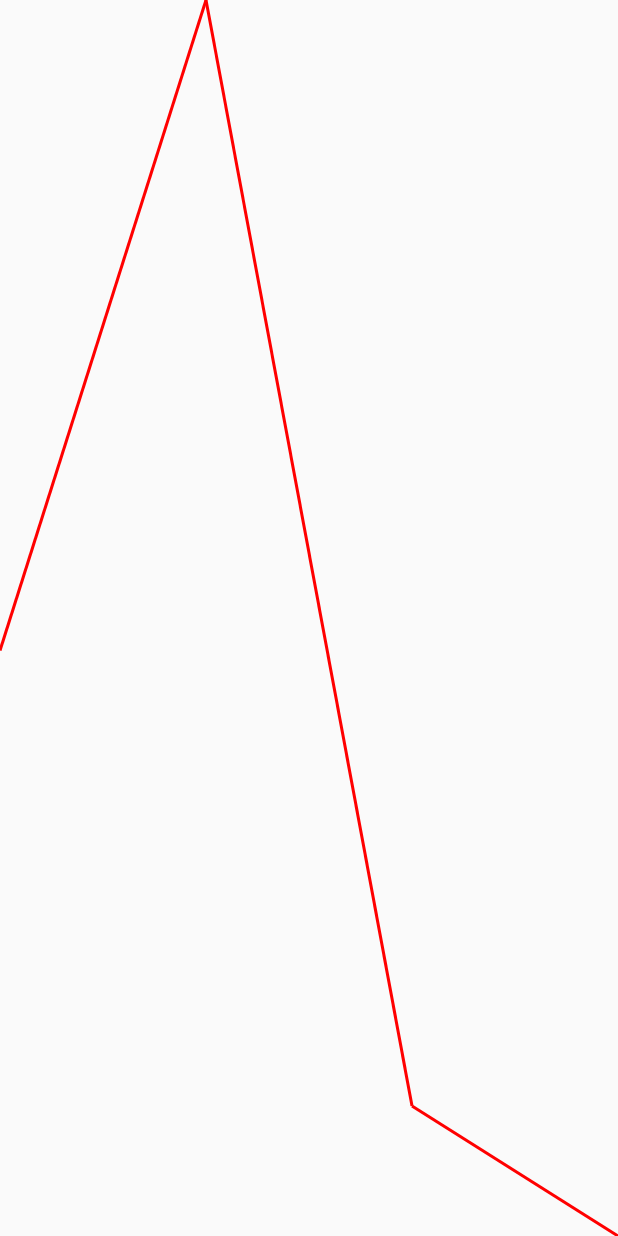
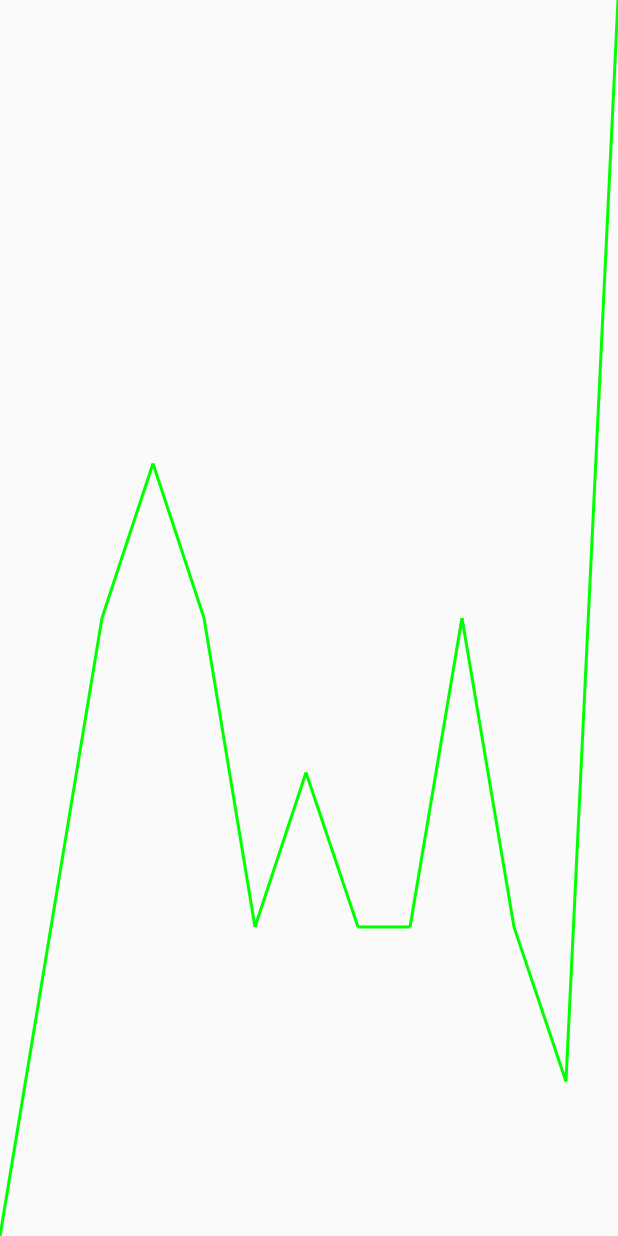
Before and after one commit to SaiDheerajPeketi/Major-Project-Android, an Android app built with Jetpack Compose: the LiveDataActivity screen opened directly, with no data from a screen before it, on a phone screen of 412 x 824 dp. Run offline under Robolectric (Android 15) with nearby library versions, the phone set to English and light mode, and no system bars.

Commit message:
Add Loop Data

```diff
--- a/app/src/main/AndroidManifest.xml
+++ b/app/src/main/AndroidManifest.xml
@@ -1,6 +1,8 @@
 <?xml version="1.0" encoding="utf-8"?>
 <manifest xmlns:android="http://schemas.android.com/apk/res/android"
     xmlns:tools="http://schemas.android.com/tools">
+
+    <uses-permission android:name="android.permission.INTERNET" />
 
     <application
         android:allowBackup="true"
--- /dev/null
+++ b/app/src/main/java/com/invincible/miniproject/ApiInterface.kt
@@ -0,0 +1,11 @@
+package com.invincible.miniproject
+
+import retrofit2.Call
+import retrofit2.http.GET
+
+interface ApiInterface {
+
+    @GET("response")
+    fun getLatestEntry(): Call<ResponseDataClass>
+
+}
--- a/app/src/main/java/com/invincible/miniproject/LiveDataActivity.kt
+++ b/app/src/main/java/com/invincible/miniproject/LiveDataActivity.kt
@@ -1,6 +1,7 @@
 package com.invincible.miniproject
 
 import android.os.Bundle
+import android.util.Log
 import androidx.activity.ComponentActivity
 import androidx.activity.compose.setContent
 import androidx.compose.foundation.Canvas
@@ -11,50 +12,96 @@ import androidx.compose.material3.MaterialTheme
 import androidx.compose.material3.Surface
 import androidx.compose.material3.Text
 import androidx.compose.runtime.Composable
+import androidx.compose.runtime.LaunchedEffect
+import androidx.compose.runtime.getValue
+import androidx.compose.runtime.remember
 import androidx.compose.ui.Modifier
 import androidx.compose.ui.geometry.Offset
 import androidx.compose.ui.graphics.Color
 import androidx.compose.ui.tooling.preview.Preview
 import com.invincible.miniproject.ui.theme.MiniProjectTheme
+import kotlinx.coroutines.delay
+import retrofit2.Call
+import retrofit2.Callback
+import retrofit2.Response
+import retrofit2.Retrofit
+import retrofit2.converter.gson.GsonConverterFactory
+import retrofit2.create
+import androidx.compose.runtime.mutableStateOf
+import androidx.compose.runtime.setValue
+
 
 class LiveDataActivity : ComponentActivity() {
     override fun onCreate(savedInstanceState: Bundle?) {
         super.onCreate(savedInstanceState)
+//        getLatestData()
         setContent {
             MiniProjectTheme {
-                PerformanceChart()
+                var listState by remember { mutableStateOf(listOf(60.0f, 70.0f, 60.0f, 55.0f, 90.0f, 50.0f, 60.0f, 70.0f, 75.0f, 70.0f, 60.0f, 65.0f, 60.0f)) }
+
+                PerformanceChart(list = listState)
+
+                LaunchedEffect(key1 = true) {
+                    while(true){
+                        delay(500)
+                        val nextList: MutableList<Float> = mutableListOf()
+                        val first = listState.first()
+                        nextList.addAll(listState.drop(1))
+                        nextList.add(first)
+                        listState = nextList
+                    }
+                }
             }
         }
     }
+
+    private fun getLatestData(){
+        val retrofitBuilder = Retrofit.Builder()
+            .addConverterFactory(GsonConverterFactory.create())
+            .baseUrl("http://http://20.205.136.25/")
+            .build()
+            .create(ApiInterface::class.java)
+
+        val retrofitData = retrofitBuilder.getLatestEntry()
+
+        retrofitData.enqueue(object : Callback<ResponseDataClass?> {
+            override fun onResponse(
+                call: Call<ResponseDataClass?>,
+                response: Response<ResponseDataClass?>
+            ) {
+                val responseValue = response.body()!!
+
+                val responseFloatValue = responseValue.response.toDouble()
+
+                Log.e("myDebugTag", "onResponse: " + responseFloatValue, )
+            }
+
+            override fun onFailure(call: Call<ResponseDataClass?>, t: Throwable) {
+                Log.e("myDebugTag", "onFailure: " + t.message, )
+            }
+        })
+    }
 }
 
-private fun getValuePercentageForRange(value: Float, max: Float, min: Float) =
-    (value - min) / (max - min)
+@Composable
+fun PerformanceChart(modifier: Modifier = Modifier, list: List<Float>) {
+    Row(modifier = modifier.fillMaxSize()) {
+        val max = list.maxOrNull()
+        val min = list.minOrNull()
 
-@Composable
-fun PerformanceChart(modifier: Modifier = Modifier, list: List<Float> = listOf(10f, 20f, 3f, 1f)) {
-    val zipList: List<Pair<Float, Float>> = list.zipWithNext()
+        val lineColor = if (list.last() > list.first()) Color.Green else Color.Red
 
-    Row(modifier = modifier) {
-        val max = list.max()
-        val min = list.min()
-
-        val lineColor =
-            if (list.last() > list.first()) Color.Green else Color.Red // <-- Line color is Green if its going up and Red otherwise
-
-        for (pair in zipList) {
-
-            val fromValuePercentage = getValuePercentageForRange(pair.first, max, min)
-            val toValuePercentage = getValuePercentageForRange(pair.second, max, min)
+        for (i in 0 until list.size - 1) {
+            val fromValuePercentage = getValuePercentageForRange(list[i], max!!, min!!)
+            val toValuePercentage = getValuePercentageForRange(list[i + 1], max, min)
 
             Canvas(
                 modifier = Modifier
                     .fillMaxHeight()
                     .weight(1f),
                 onDraw = {
-                    val fromPoint = Offset(x = 0f, y = size.height.times(1 - fromValuePercentage)) // <-- Use times so it works for any available space
-                    val toPoint =
-                        Offset(x = size.width, y = size.height.times(1 - toValuePercentage)) // <-- Also here!
+                    val fromPoint = Offset(x = 0f, y = size.height * (1 - fromValuePercentage))
+                    val toPoint = Offset(x = size.width, y = size.height * (1 - toValuePercentage))
 
                     drawLine(
                         color = lineColor,
@@ -62,7 +109,12 @@ fun PerformanceChart(modifier: Modifier = Modifier, list: List<Float> = listOf(1
                         end = toPoint,
                         strokeWidth = 3f
                     )
-                })
+                }
+            )
         }
     }
 }
+
+private fun getValuePercentageForRange(value: Float, max: Float, min: Float): Float {
+    return (value - min) / (max - min)
+}
--- /dev/null
+++ b/app/src/main/java/com/invincible/miniproject/ResponseDataClass.kt
@@ -0,0 +1,5 @@
+package com.invincible.miniproject
+
+data class ResponseDataClass(
+    val response: String
+)
```
Also changed, not shown: app/build.gradle.kts (+11 -0 lines).
